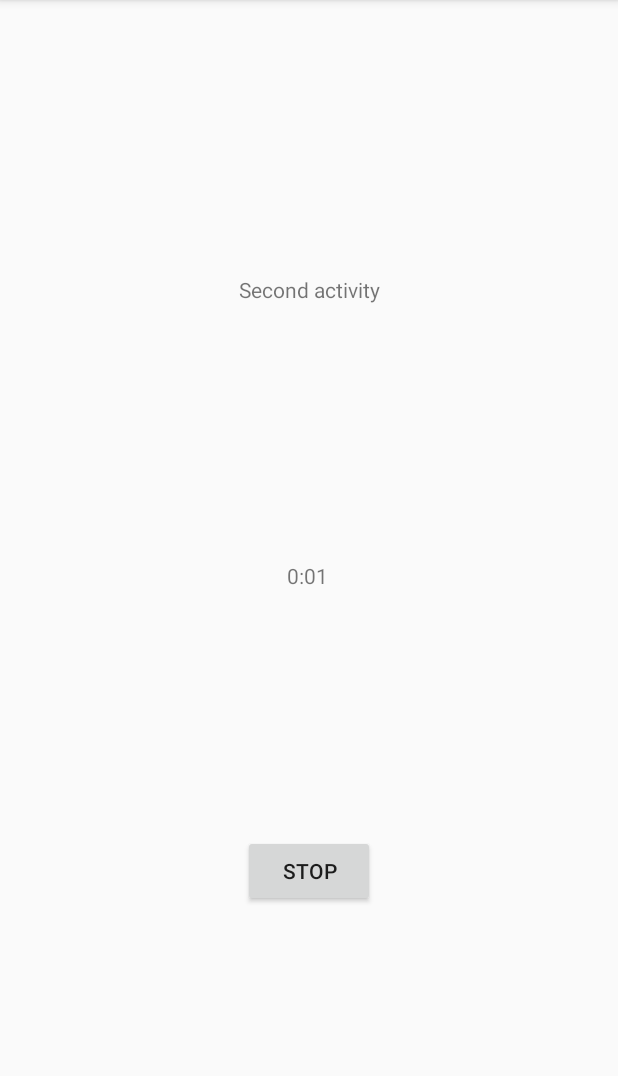
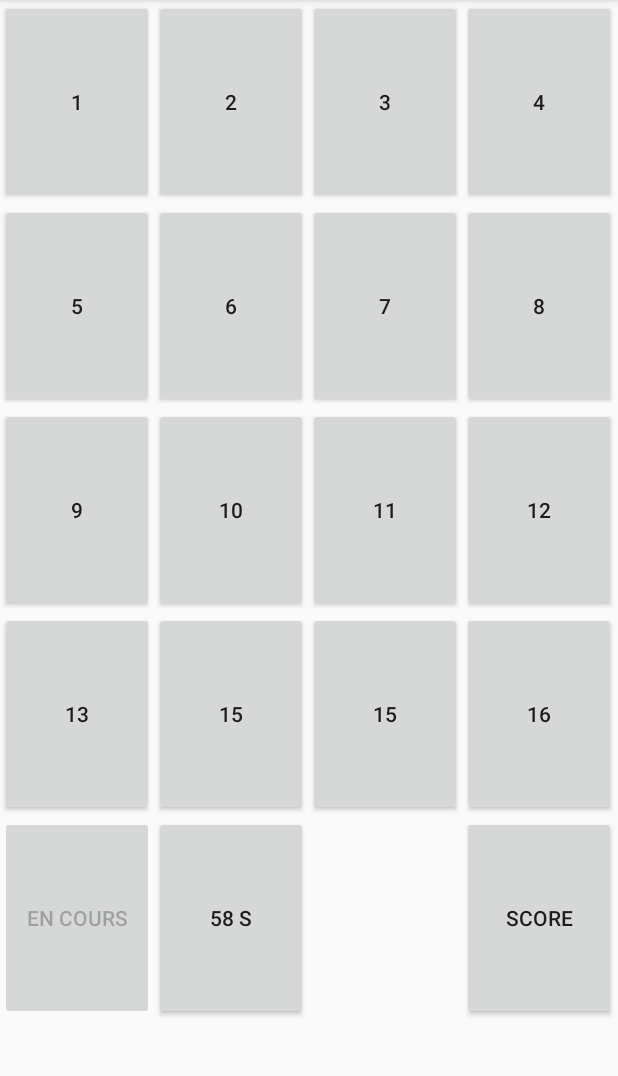
Before and after one commit to RomainLagrange/ColorRun, an Android app: the Main3Activity screen opened directly, with no data from a screen before it, after a tap on "START", on a phone screen of 412 x 824 dp, the part 84-1160 px from its top. Run offline under Robolectric (Android 15) with nearby library versions, the phone set to English and light mode, and no system bars.

Commit message:
début du jeu : création des boutons

```diff
--- a/app/src/main/java/com/example/colorrun/Main3Activity.java
+++ b/app/src/main/java/com/example/colorrun/Main3Activity.java
@@ -11,22 +11,23 @@ import android.widget.TextView;
 
 public class Main3Activity extends AppCompatActivity {
 
-    TextView timerTextView;
+    Button timerTextView;
     long startTime = 0;
+    int score = 0;
 
     //runs without a timer by reposting this handler at the end of the runnable
     Handler timerHandler = new Handler();
+    int count = 60;
     Runnable timerRunnable = new Runnable() {
         @Override
         public void run() {
-            long millis = System.currentTimeMillis() - startTime;
-            int seconds = (int) (millis / 1000);
-            int minutes = seconds / 60;
-            seconds = seconds % 60;
-
-            timerTextView.setText(String.format("%d:%02d", minutes, seconds));
-
-            timerHandler.postDelayed(this, 500);
+            count--;
+            timerTextView.setText(count + " s");
+            if (count==0){
+                Intent intent=new Intent(Main3Activity.this, Main4Activity.class);
+                startActivity(intent);
+            }
+            timerHandler.postDelayed(this, 1000);
         }
     };
 
@@ -37,10 +38,7 @@ public class Main3Activity extends AppCompatActivity {
         super.onCreate(savedInstanceState);
         setContentView(R.layout.activity_main3);
 
-        timerTextView = (TextView) findViewById(R.id.timerTextView);
-
-        Button b = (Button) findViewById(R.id.buttonClock);
-        b.setText("start");
+        timerTextView = (Button) findViewById(R.id.timerTextView);
 
     }
 
@@ -48,24 +46,11 @@ public class Main3Activity extends AppCompatActivity {
 
     public void onClick(View v) {
         Button b = (Button) v;
-
-        if (b.getText().equals("stop")) {
-            timerHandler.removeCallbacks(timerRunnable);
-            b.setText("start");
-        } else {
-            startTime = System.currentTimeMillis();
+        b.setEnabled(false);
+        startTime = System.currentTimeMillis();
             timerHandler.postDelayed(timerRunnable, 0);
-            h3.postDelayed(new Runnable() {
-                @Override
-                public void run() {
-                    //Do something after 5000ms
-                    Intent intent=new Intent(Main3Activity.this, Main4Activity.class);
-                    startActivity(intent);
-                }
-            }, 5000);
-            b.setText("stop");
+            b.setText("En cours");
         }
-    }
 
 
     public void onPause() {
@@ -74,4 +59,19 @@ public class Main3Activity extends AppCompatActivity {
         Button b = (Button)findViewById(R.id.buttonClock);
         b.setText("start");
     }
+
+    public void clickBad(View view)
+    {
+        score--;
+        Button sc = findViewById(R.id.Score);
+        sc.setText("Score : " + score);
+    }
+
+    public void clickGood(View view)
+    {
+        count++;
+        score+=3;
+        Button sc = findViewById(R.id.Score);
+        sc.setText("Score : " + score);
+    }
 }
--- a/app/src/main/res/layout/activity_main3.xml
+++ b/app/src/main/res/layout/activity_main3.xml
@@ -1,5 +1,6 @@
 <?xml version="1.0" encoding="utf-8"?>
-<androidx.constraintlayout.widget.ConstraintLayout xmlns:android="http://schemas.android.com/apk/res/android"
+<androidx.constraintlayout.widget.ConstraintLayout
+    xmlns:android="http://schemas.android.com/apk/res/android"
     xmlns:app="http://schemas.android.com/apk/res-auto"
     xmlns:tools="http://schemas.android.com/tools"
     android:layout_width="match_parent"
@@ -7,38 +8,152 @@
     tools:context=".Main3Activity">
 
 
-    <TextView
-        android:id="@+id/textView3"
-        android:layout_width="wrap_content"
-        android:layout_height="wrap_content"
-        android:text="Second activity"
-        app:layout_constraintBottom_toBottomOf="parent"
-        app:layout_constraintEnd_toEndOf="parent"
-        app:layout_constraintStart_toStartOf="parent"
-        app:layout_constraintTop_toTopOf="parent"
-        app:layout_constraintVertical_bias="0.245" />
+    <TableLayout xmlns:android="http://schemas.android.com/apk/res/android"
+        android:layout_width="match_parent"
+        android:layout_height="match_parent"
+        android:stretchColumns="*"
+        android:weightSum="6" >
 
-    <TextView
-        android:id="@+id/timerTextView"
-        android:layout_width="wrap_content"
-        android:layout_height="wrap_content"
-        android:text="TextView"
-        app:layout_constraintBottom_toBottomOf="parent"
-        app:layout_constraintEnd_toEndOf="parent"
-        app:layout_constraintHorizontal_bias="0.498"
-        app:layout_constraintStart_toStartOf="parent"
-        app:layout_constraintTop_toBottomOf="@+id/textView3"
-        app:layout_constraintVertical_bias="0.314" />
+    <TableRow android:layout_weight="1" >
 
-    <Button
-        android:id="@+id/buttonClock"
-        android:layout_width="wrap_content"
-        android:layout_height="wrap_content"
-        android:text="Button"
-        android:onClick="onClick"
-        app:layout_constraintBottom_toBottomOf="parent"
-        app:layout_constraintEnd_toEndOf="parent"
-        app:layout_constraintStart_toStartOf="parent"
-        app:layout_constraintTop_toBottomOf="@+id/timerTextView" />
+        <Button
+            android:id="@+id/button1"
+            android:layout_width="match_parent"
+            android:layout_height="match_parent"
+            android:text="1" />
+
+        <Button
+            android:id="@+id/button2"
+            android:layout_width="match_parent"
+            android:layout_height="match_parent"
+            android:text="2" />
+
+        <Button
+            android:id="@+id/button3"
+            android:layout_width="match_parent"
+            android:layout_height="match_parent"
+            android:text="3" />
+
+        <Button
+            android:id="@+id/button4"
+            android:layout_width="match_parent"
+            android:layout_height="match_parent"
+            android:text="4" />
+    </TableRow>
+
+    <TableRow android:layout_weight="1" >
+
+        <Button
+            android:id="@+id/button5"
+            android:layout_width="match_parent"
+            android:layout_height="match_parent"
+            android:text="5" />
+
+        <Button
+            android:id="@+id/button6"
+            android:layout_width="match_parent"
+            android:layout_height="match_parent"
+            android:text="6" />
+
+        <Button
+            android:id="@+id/button7"
+            android:layout_width="match_parent"
+            android:layout_height="match_parent"
+            android:text="7" />
+
+        <Button
+            android:id="@+id/button8"
+            android:layout_width="match_parent"
+            android:layout_height="match_parent"
+            android:text="8" />
+    </TableRow>
+
+    <TableRow android:layout_weight="1" >
+
+        <Button
+            android:id="@+id/button9"
+            android:layout_width="match_parent"
+            android:layout_height="match_parent"
+            android:text="9" />
+
+        <Button
+            android:id="@+id/button10"
+            android:layout_width="match_parent"
+            android:layout_height="match_parent"
+            android:text="10" />
+
+        <Button
+            android:id="@+id/button11"
+            android:layout_width="match_parent"
+            android:layout_height="match_parent"
+            android:text="11" />
+
+        <Button
+            android:id="@+id/button12"
+            android:layout_width="match_parent"
+            android:layout_height="match_parent"
+            android:text="12" />
+    </TableRow>
+
+    <TableRow android:layout_weight="1" >
+
+        <Button
+            android:id="@+id/button13"
+            android:layout_width="match_parent"
+            android:layout_height="match_parent"
+            android:text="13" />
+
+        <Button
+            android:id="@+id/button14"
+            android:layout_width="match_parent"
+            android:layout_height="match_parent"
+            android:text="15" />
+
+        <Button
+            android:id="@+id/button15"
+            android:layout_width="match_parent"
+            android:layout_height="match_parent"
+            android:text="15" />
+
+        <Button
+            android:id="@+id/button16"
+            android:layout_width="match_parent"
+            android:layout_height="match_parent"
+            android:text="16" />
+    </TableRow>
+
+    <TableRow android:layout_weight="1" >
+
+        <Button
+            android:id="@+id/buttonClock"
+            android:onClick="onClick"
+            android:text="Start"
+            android:layout_width="match_parent"
+            android:layout_height="match_parent" />
+
+        <Button
+            android:id="@+id/timerTextView"
+            android:layout_width="match_parent"
+            android:layout_height="match_parent"
+            android:clickable="false"
+            android:text="60 s"/>
+
+        <Button
+            android:id="@+id/buttonInv"
+            android:visibility="invisible"
+            android:layout_width="match_parent"
+            android:layout_height="match_parent"
+            android:text="" />
+
+        <Button
+            android:id="@+id/Score"
+            android:layout_width="match_parent"
+            android:layout_height="match_parent"
+            android:clickable="false"
+            android:text="Score"/>
+    </TableRow>
+
+
+</TableLayout>
 
 </androidx.constraintlayout.widget.ConstraintLayout>
```
